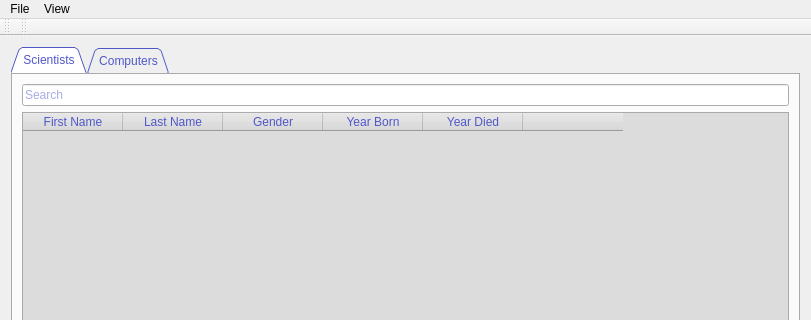
This is Display/mainwindow.ui in alexi15/verk1 as Qt 5 draws it before an edit; both pictures show x 0 to 811 and y 0 to 320 of the 811 by 604 pixel window. The edited form follows.
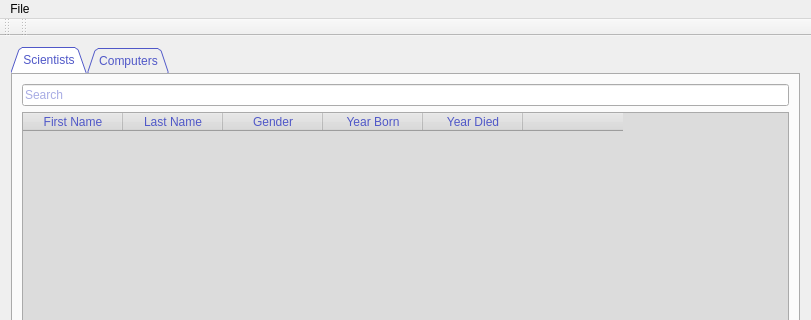
This is the edited form.

Diff of the .ui file:
```diff
--- a/Display/mainwindow.ui
+++ b/Display/mainwindow.ui
@@ -226,7 +226,7 @@
      <x>0</x>
      <y>0</y>
      <width>811</width>
-     <height>21</height>
+     <height>26</height>
     </rect>
    </property>
    <widget class="QMenu" name="menuFile">
@@ -236,16 +236,7 @@
     <addaction name="actionAdd_Scientist"/>
     <addaction name="actionAdd_Computer"/>
    </widget>
-   <widget class="QMenu" name="menuView">
-    <property name="title">
-     <string>View</string>
-    </property>
-    <addaction name="actionScientists"/>
-    <addaction name="actionComputers"/>
-    <addaction name="actionRelations"/>
-   </widget>
    <addaction name="menuFile"/>
-   <addaction name="menuView"/>
   </widget>
   <widget class="QToolBar" name="mainToolBar">
    <attribute name="toolBarArea">
```
